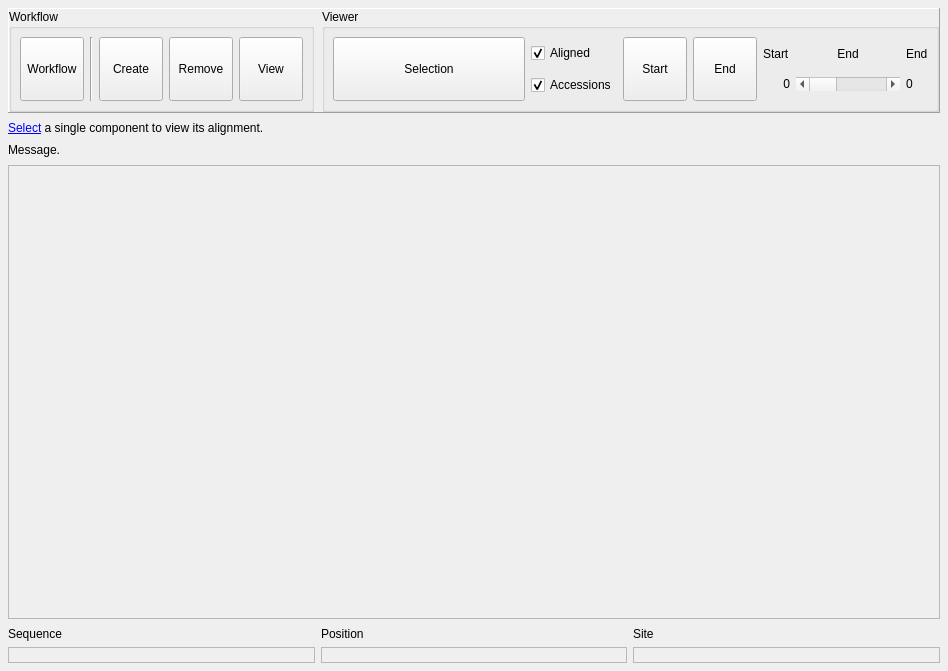
Old version of the form groot/frontends/gui/forms/designer/frm_alignment_designer.ui in the repository JMcInerneyLab/groot.
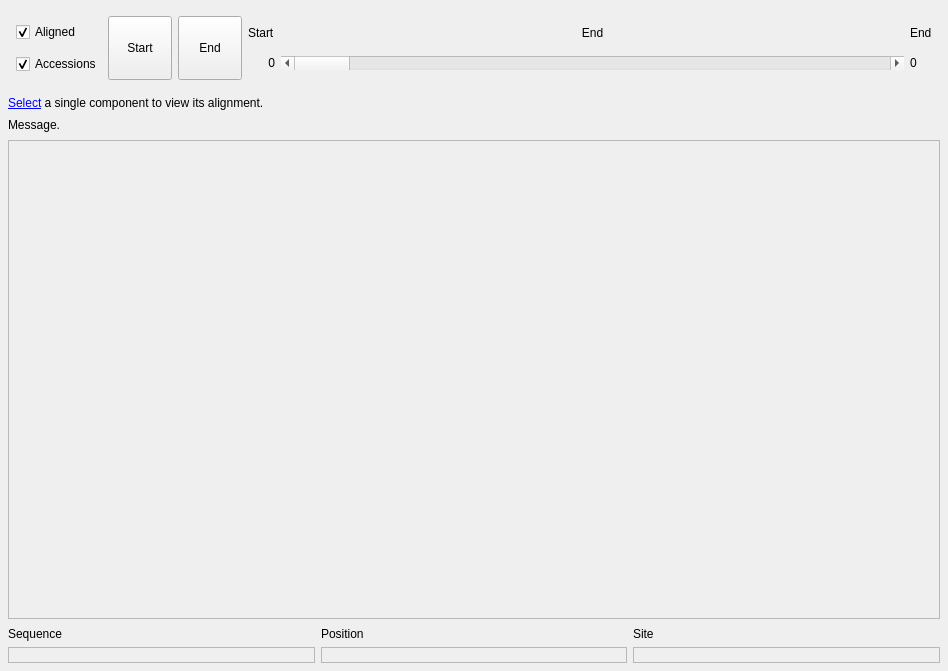
New version of the form. Icons and pictures are not drawn.

The edit to the form file:
```diff
--- a/groot/frontends/gui/forms/designer/frm_alignment_designer.ui
+++ b/groot/frontends/gui/forms/designer/frm_alignment_designer.ui
@@ -30,190 +30,7 @@
     <number>8</number>
    </property>
    <item>
-    <widget class="QFrame" name="frame">
-     <property name="frameShape">
-      <enum>QFrame::Panel</enum>
-     </property>
-     <property name="frameShadow">
-      <enum>QFrame::Raised</enum>
-     </property>
-     <layout class="QHBoxLayout" name="horizontalLayout">
-      <property name="spacing">
-       <number>8</number>
-      </property>
-      <property name="leftMargin">
-       <number>0</number>
-      </property>
-      <property name="topMargin">
-       <number>0</number>
-      </property>
-      <property name="rightMargin">
-       <number>0</number>
-      </property>
-      <property name="bottomMargin">
-       <number>0</number>
-      </property>
-      <item>
-       <widget class="QGroupBox" name="GRP_WORKFLOW">
-        <property name="title">
-         <string>Workflow</string>
-        </property>
-        <layout class="QHBoxLayout" name="horizontalLayout_2">
-         <property name="leftMargin">
-          <number>8</number>
-         </property>
-         <property name="topMargin">
-          <number>8</number>
-         </property>
-         <property name="rightMargin">
-          <number>8</number>
-         </property>
-         <property name="bottomMargin">
-          <number>8</number>
-         </property>
-         <item>
-          <widget class="QToolButton" name="BTN_WORKFLOW">
-           <property name="minimumSize">
-            <size>
-             <width>64</width>
-             <height>64</height>
-            </size>
-           </property>
-           <property name="maximumSize">
-            <size>
-             <width>64</width>
-             <height>64</height>
-            </size>
-           </property>
-           <property name="text">
-            <string>Workflow</string>
-           </property>
-           <property name="icon">
-            <iconset resource="../../../../../../intermake/intermake/hosts/frontends/gui_qt/designer/resource_files/resources.qrc">
-             <normaloff>:/intermake/dropdown.svg</normaloff>:/intermake/dropdown.svg</iconset>
-           </property>
-           <property name="iconSize">
-            <size>
-             <width>32</width>
-             <height>32</height>
-            </size>
-           </property>
-           <property name="toolButtonStyle">
-            <enum>Qt::ToolButtonTextUnderIcon</enum>
-           </property>
-          </widget>
-         </item>
-         <item>
-          <widget class="Line" name="line">
-           <property name="orientation">
-            <enum>Qt::Vertical</enum>
-           </property>
-          </widget>
-         </item>
-         <item>
-          <widget class="QToolButton" name="BTN_CREATE">
-           <property name="minimumSize">
-            <size>
-             <width>64</width>
-             <height>64</height>
-            </size>
-           </property>
-           <property name="maximumSize">
-            <size>
-             <width>64</width>
-             <height>64</height>
-            </size>
-           </property>
-           <property name="text">
-            <string>Create</string>
-           </property>
-           <property name="icon">
-            <iconset resource="../resources/resources.qrc">
-             <normaloff>:/groot/create.svg</normaloff>:/groot/create.svg</iconset>
-           </property>
-           <property name="iconSize">
-            <size>
-             <width>32</width>
-             <height>32</height>
-            </size>
-           </property>
-           <property name="toolButtonStyle">
-            <enum>Qt::ToolButtonTextUnderIcon</enum>
-           </property>
-          </widget>
-         </item>
-         <item>
-          <widget class="QToolButton" name="BTN_REMOVE">
-           <property name="minimumSize">
-            <size>
-             <width>64</width>
-             <height>64</height>
-            </size>
-           </property>
-           <property name="maximumSize">
-            <size>
-             <width>64</width>
-             <height>64</height>
-            </size>
-           </property>
-           <property name="text">
-            <string>Remove</string>
-           </property>
-           <property name="icon">
-            <iconset resource="../resources/resources.qrc">
-             <normaloff>:/groot/remove.svg</normaloff>:/groot/remove.svg</iconset>
-           </property>
-           <property name="iconSize">
-            <size>
-             <width>32</width>
-             <height>32</height>
-            </size>
-           </property>
-           <property name="toolButtonStyle">
-            <enum>Qt::ToolButtonTextUnderIcon</enum>
-           </property>
-          </widget>
-         </item>
-         <item>
-          <widget class="QToolButton" name="BTN_VIEW">
-           <property name="minimumSize">
-            <size>
-             <width>64</width>
-             <height>64</height>
-            </size>
-           </property>
-           <property name="maximumSize">
-            <size>
-             <width>64</width>
-             <height>64</height>
-            </size>
-           </property>
-           <property name="text">
-            <string>View</string>
-           </property>
-           <property name="icon">
-            <iconset resource="../resources/resources.qrc">
-             <normaloff>:/groot/view.svg</normaloff>:/groot/view.svg</iconset>
-           </property>
-           <property name="iconSize">
-            <size>
-             <width>32</width>
-             <height>32</height>
-            </size>
-           </property>
-           <property name="toolButtonStyle">
-            <enum>Qt::ToolButtonTextUnderIcon</enum>
-           </property>
-          </widget>
-         </item>
-        </layout>
-       </widget>
-      </item>
-      <item>
-       <widget class="QGroupBox" name="groupBox_2">
-        <property name="title">
-         <string>Viewer</string>
-        </property>
+    <widget class="QFrame" name="FRA_TOOLBAR">
         <layout class="QHBoxLayout" name="horizontalLayout_3">
          <property name="leftMargin">
           <number>8</number>
@@ -227,44 +44,6 @@
          <property name="bottomMargin">
           <number>8</number>
          </property>
-         <item>
-          <widget class="QToolButton" name="BTN_SELECTION">
-           <property name="minimumSize">
-            <size>
-             <width>192</width>
-             <height>64</height>
-            </size>
-           </property>
-           <property name="maximumSize">
-            <size>
-             <width>192</width>
-             <height>64</height>
-            </size>
-           </property>
-           <property name="text">
-            <string>Selection</string>
-           </property>
-           <property name="icon">
-            <iconset resource="../resources/resources.qrc">
-             <normaloff>:/groot/check.svg</normaloff>:/groot/check.svg</iconset>
-           </property>
-           <property name="iconSize">
-            <size>
-             <width>32</width>
-             <height>32</height>
-            </size>
-           </property>
-           <property name="toolButtonStyle">
-            <enum>Qt::ToolButtonTextBesideIcon</enum>
-           </property>
-           <property name="style" stdset="0">
-            <string>combo</string>
-           </property>
-           <property name="style2" stdset="0">
-            <string>combo</string>
-           </property>
-          </widget>
-         </item>
          <item>
           <layout class="QGridLayout" name="gridLayout_3">
            <item row="0" column="0">
@@ -438,9 +217,6 @@
         </layout>
        </widget>
       </item>
-     </layout>
-    </widget>
-   </item>
    <item>
     <widget class="QLabel" name="LBL_SELECTION_WARNING">
      <property name="text">
@@ -475,7 +251,7 @@
         <x>0</x>
         <y>0</y>
         <width>930</width>
-        <height>440</height>
+        <height>467</height>
        </rect>
       </property>
       <layout class="QGridLayout" name="GRID_MAIN">
```
Left out of the diff: 6 changed lines with no effect on the pictures. Lines whose indentation alone changed are shown as unchanged.
